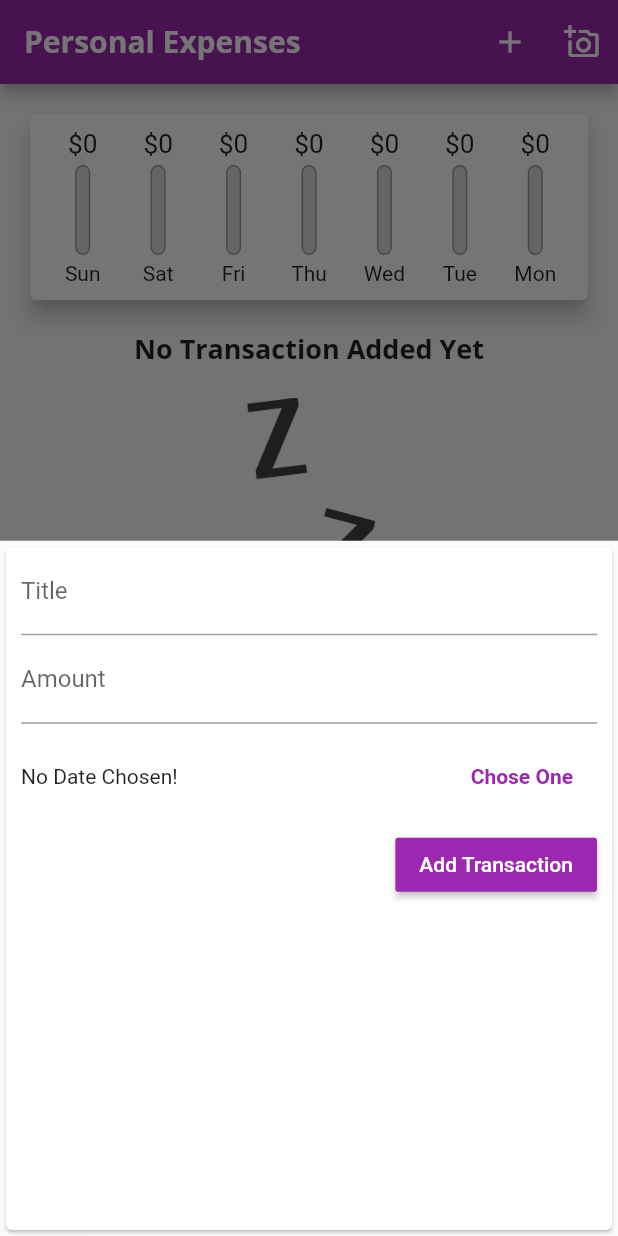
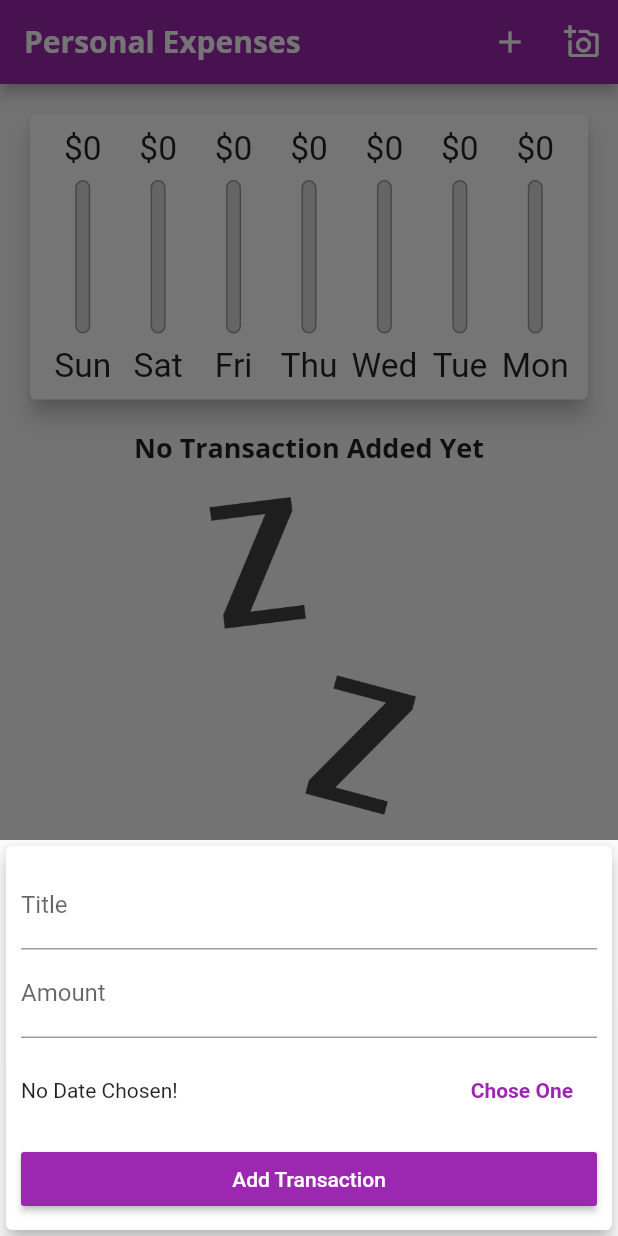
Before and after one commit to AMANSAINI7144/Expensce_Planner, a Flutter app: the screen it shows after launch, after a tap on the "add" icon, on a phone screen of 412 x 824 dp. Run offline on Flutter 3.47's test engine with Material 2 defaults, Android fonts, the phone set to English and light mode, and no system bars.

Commit message:
responsive and adapative completed

```diff
--- a/lib/main.dart
+++ b/lib/main.dart
@@ -1,5 +1,7 @@
+import 'dart:io';
 import 'package:flutter/cupertino.dart';
 import 'package:flutter/material.dart';
+import 'package:flutter/services.dart';
 import 'widgets/transaction_list.dart';
 import 'widgets/new_transaction.dart';
 import 'widgets/chart.dart';
@@ -43,7 +45,6 @@ class Myapp extends StatelessWidget {
         ),
       ),
       home: Tracking(),
-
     );
   }
 }
@@ -56,13 +57,15 @@ class Tracking extends StatefulWidget {
 class TrackingState extends State<Tracking> {
   final List<Transaction> _userTransactions = [];
 
+  bool _showChart = false;
+
   List<Transaction> get recenttransaction {
     return _userTransactions.where((tx) {
       return tx.date.isAfter(DateTime.now().subtract(Duration(days: 7)));
     }).toList();
   }
 
-  void addNewTransaction(String txtitle, double txamount , DateTime chosenDate) {
+  void addNewTransaction(String txtitle, double txamount, DateTime chosenDate) {
     final newTx = Transaction(
       title: txtitle,
       amount: txamount,
@@ -84,11 +87,10 @@ class TrackingState extends State<Tracking> {
             child: NewTransaction(addNewTransaction),
             behavior: HitTestBehavior.opaque,
           );
-        }
-     );
+        });
   }
 
-  void _deleteTransaction (String id) {
+  void _deleteTransaction(String id) {
     setState(() {
       _userTransactions.removeWhere((tx) => tx.id == id);
     });
@@ -96,13 +98,17 @@ class TrackingState extends State<Tracking> {
 
   @override
   Widget build(BuildContext context) {
-    // TODO: implement build
-    return Scaffold(
-      appBar: AppBar(
-        title: Text("Personal Expenses",
+    final mediaQuery = MediaQuery.of(context);
+
+    final isLandscape = mediaQuery.orientation == Orientation.landscape;
+
+    final appBar = AppBar(
+            title: Text(
+              "Personal Expenses",
               style: TextStyle(
                 fontFamily: 'Opensans',
-            )),
+              ),
+            ),
             actions: <Widget>[
               IconButton(
                 onPressed: () => {
@@ -121,18 +127,70 @@ class TrackingState extends State<Tracking> {
                 icon: Icon(Icons.add_a_photo_outlined),
               ),
             ],
-      ),
-      body: SingleChildScrollView(
+          );
+
+    final txListWidget = Container(
+      height: (mediaQuery.size.height -
+              appBar.preferredSize.height -
+              mediaQuery.padding.top) *
+          0.7,
+      child: TransactionList(_userTransactions, _deleteTransaction),
+    );
+    final recentTxWidget = Container(
+      height: (mediaQuery.size.height -
+              appBar.preferredSize.height -
+              mediaQuery.padding.top) *
+          0.7,
+      child: Chart(recenttransaction),
+    );
+
+    final pageBody = SafeArea(
+        child: SingleChildScrollView(
           child: Column(
             mainAxisAlignment: MainAxisAlignment.start,
             children: <Widget>[
-            Chart(recenttransaction),
-            TransactionList(_userTransactions, _deleteTransaction),
+              if (isLandscape)
+                Row(
+                  mainAxisAlignment: MainAxisAlignment.center,
+                  children: <Widget>[
+                    Text(
+                      'Show Chart',
+                      style: Theme.of(context).textTheme.titleLarge,
+                    ),
+                    Switch.adaptive(
+                      activeColor: Theme.of(context).accentColor,
+                      value: _showChart,
+                      onChanged: (val) {
+                        setState(() {
+                          _showChart = val;
+                        });
+                      },
+                    ),
+                  ],
+                ),
+              if (!isLandscape)
+                Container(
+                  height: (mediaQuery.size.height -
+                      appBar.preferredSize.height -
+                      mediaQuery.padding.top) *
+                      0.3,
+                  child: Chart(recenttransaction),
+                ),
+              if (!isLandscape) txListWidget,
+              if (isLandscape) _showChart ? recentTxWidget : txListWidget
             ],
           ),
         ),
-      floatingActionButtonLocation: FloatingActionButtonLocation.centerDocked,
-      floatingActionButton: FloatingActionButton(
+    );
+
+    return Scaffold(
+            appBar: appBar,
+            body: pageBody,
+            floatingActionButtonLocation:
+                FloatingActionButtonLocation.centerDocked,
+            floatingActionButton: Platform.isIOS
+                ? Container()
+                : FloatingActionButton(
                     child: Icon(Icons.add),
                     backgroundColor: Colors.red,
                     onPressed: () => {
--- /dev/null
+++ b/lib/widgets/adapative_flat_button.dart
@@ -0,0 +1,36 @@
+import 'dart:io';
+import 'package:flutter/material.dart';
+import 'package:flutter/cupertino.dart';
+
+
+class AdaptiveFlatButton extends StatelessWidget {
+
+  final String text;
+  final VoidCallback  handler;
+
+  AdaptiveFlatButton( this.text , this.handler );
+
+  @override
+  Widget build(BuildContext context) {
+    return Platform.isIOS
+        ? CupertinoButton(
+      child: Text(
+        text,
+        style: TextStyle(
+          fontWeight: FontWeight.bold,
+        ),
+      ),
+      onPressed: handler,
+    )
+        : FlatButton(
+      textColor: Theme.of(context).primaryColor,
+      child: Text(
+        'Chose One',
+        style: TextStyle(
+          fontWeight: FontWeight.bold,
+        ),
+      ),
+      onPressed: handler,
+    );
+  }
+}
--- a/lib/widgets/chart_bar.dart
+++ b/lib/widgets/chart_bar.dart
@@ -1,45 +1,41 @@
-import 'package:expenceplanner/widgets/chart.dart';
 import 'package:flutter/material.dart';
 
 class ChartBar extends StatelessWidget {
   final String label;
   final double spendingAmount;
-  final double spendingPercentTotal;
+  final double spendingPctOfTotal;
 
-  ChartBar(this.label, this.spendingAmount, this.spendingPercentTotal);
+  ChartBar(this.label, this.spendingAmount, this.spendingPctOfTotal);
 
   @override
   Widget build(BuildContext context) {
+    return LayoutBuilder(
+      builder: (ctx, constraints) {
         return Column(
           children: <Widget>[
             Container(
-          height: 20,
+              height: constraints.maxHeight * 0.15,
               child: FittedBox(
-            child: Text(
-              '\$${spendingAmount.toStringAsFixed(0)}',
-            ),
+                child: Text('\$${spendingAmount.toStringAsFixed(0)}'),
               ),
             ),
             SizedBox(
-          height: 4,
+              height: constraints.maxHeight * 0.05,
             ),
             Container(
-          height: 60,
+              height: constraints.maxHeight * 0.6,
               width: 10,
               child: Stack(
                 children: <Widget>[
                   Container(
                     decoration: BoxDecoration(
-                  border: Border.all(
-                    color: Colors.grey,
-                    width: 1.0,
-                  ),
+                      border: Border.all(color: Colors.grey, width: 1.0),
                       color: Color.fromRGBO(220, 220, 220, 1),
                       borderRadius: BorderRadius.circular(10),
                     ),
                   ),
                   FractionallySizedBox(
-                heightFactor: spendingPercentTotal,
+                    heightFactor: spendingPctOfTotal,
                     child: Container(
                       decoration: BoxDecoration(
                         color: Theme.of(context).primaryColor,
@@ -51,10 +47,17 @@ class ChartBar extends StatelessWidget {
               ),
             ),
             SizedBox(
-          height: 4,
+              height: constraints.maxHeight * 0.05,
             ),
-        Text(label),
+            Container(
+              height: constraints.maxHeight * 0.15,
+              child: FittedBox(
+                child: Text(label),
+              ),
+            ),
           ],
+        );
+      },
     );
   }
 }
--- a/lib/widgets/new_transaction.dart
+++ b/lib/widgets/new_transaction.dart
@@ -1,3 +1,5 @@
+import 'dart:io';
+import '../widgets/adapative_flat_button.dart';
 import 'package:flutter/cupertino.dart';
 import 'package:flutter/material.dart';
 import 'package:intl/intl.dart';
@@ -18,8 +20,8 @@ class _NewTransactionState extends State<NewTransaction> {
   DateTime? _selectedDate;
 
   void _submitData() {
-    if(_amountcontroller.text.isEmpty){
-      return ;
+    if (_amountcontroller.text.isEmpty) {
+      return;
     }
 
     final enteredtitle = _titlecontroller.text;
@@ -28,8 +30,7 @@ class _NewTransactionState extends State<NewTransaction> {
     if (enteredtitle.isEmpty ||
         enteredAmount.isEmpty ||
         double.parse(enteredAmount) <= 0 ||
-        _selectedDate == null
-    ) {
+        _selectedDate == null) {
       return;
     }
     widget.addtx(
@@ -58,14 +59,18 @@ class _NewTransactionState extends State<NewTransaction> {
 
   @override
   Widget build(BuildContext context) {
-    return Card(
+    return SingleChildScrollView(
+      child: Card(
+        elevation: 5,
         child: Container(
           padding: EdgeInsets.only(
+            top: 10,
             left: 10,
             right: 10,
+            bottom: MediaQuery.of(context).viewInsets.bottom + 10,
           ),
           child: Column(
-          crossAxisAlignment: CrossAxisAlignment.end,
+            crossAxisAlignment: CrossAxisAlignment.stretch,
             children: <Widget>[
               TextField(
                 decoration: InputDecoration(
@@ -93,16 +98,7 @@ class _NewTransactionState extends State<NewTransaction> {
                             : 'Date : ${DateFormat.yMd().format(_selectedDate!)}',
                       ),
                     ),
-                  FlatButton(
-                    textColor: Theme.of(context).primaryColor,
-                    child: Text(
-                      'Chose One',
-                      style: TextStyle(
-                        fontWeight: FontWeight.bold,
-                      ),
-                    ),
-                    onPressed: _percentDatePicker,
-                  )
+                    AdaptiveFlatButton('Choose Date', _percentDatePicker),
                   ],
                 ),
               ),
@@ -117,6 +113,7 @@ class _NewTransactionState extends State<NewTransaction> {
             ],
           ),
         ),
+      ),
     );
     ;
   }
--- a/lib/widgets/transaction_list.dart
+++ b/lib/widgets/transaction_list.dart
@@ -10,10 +10,10 @@ class TransactionList extends StatelessWidget {
 
   @override
   Widget build(BuildContext context) {
-    return Container(
-      height: 550,
-      child: transactions.isEmpty
-          ? Column(
+    return transactions.isEmpty
+        ? LayoutBuilder(
+            builder: (ctx, constraints) {
+              return Column(
                 children: <Widget>[
                   Text(
                     'No Transaction Added Yet',
@@ -23,13 +23,15 @@ class TransactionList extends StatelessWidget {
                     height: 20,
                   ),
                   Container(
-                  height: 200,
+                    height: constraints.maxHeight * 0.6,
                     child: Image.asset(
                       'assets/images/waiting.png',
                       fit: BoxFit.cover,
                     ),
                   ),
                 ],
+              );
+            },
           )
         : ListView.builder(
             itemCount: transactions.length,
@@ -64,15 +66,23 @@ class TransactionList extends StatelessWidget {
                   subtitle: Text(
                     DateFormat.yMMMd().format(transactions[index].date),
                   ),
-                    trailing: IconButton(
+                  trailing: MediaQuery.of(context).size.width > 400
+                      ? FlatButton.icon(
+                          textColor: Theme.of(context).errorColor,
+                          onPressed: () =>
+                              deletedTransaction(transactions[index].id),
+                          icon: Icon(Icons.delete),
+                          label: Text('Delete'),
+                        )
+                      : IconButton(
                           icon: Icon(Icons.delete),
                           color: Theme.of(context).errorColor,
-                      onPressed: () =>deletedTransaction(transactions[index].id),
+                          onPressed: () =>
+                              deletedTransaction(transactions[index].id),
                         ),
                 ),
               );
             },
-            ),
           );
   }
 }
```
Also changed, not shown: 1 other file. Lines whose indentation alone changed are shown as unchanged.
